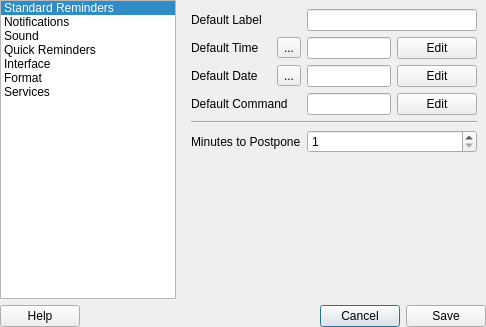
The window that data/ui/PreferencesDialog.ui (eu21/remindor-qt) describes before a commit, drawn with Qt 5.
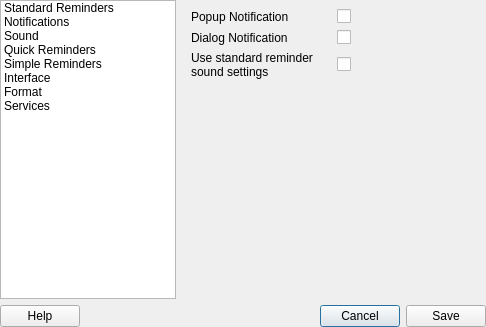
The same window after the commit. The open tabs and pages were chosen to show the change. Icons and pictures are not drawn.

Commit message: Added simple reminder prefs

```diff
--- a/data/ui/PreferencesDialog.ui
+++ b/data/ui/PreferencesDialog.ui
@@ -101,7 +101,7 @@
          </size>
         </property>
         <property name="currentRow">
-         <number>0</number>
+         <number>-1</number>
         </property>
         <item>
          <property name="text">
@@ -123,6 +123,11 @@
           <string>Quick Reminders</string>
          </property>
         </item>
+        <item>
+         <property name="text">
+          <string>Simple Reminders</string>
+         </property>
+        </item>
         <item>
          <property name="text">
           <string>Interface</string>
@@ -607,6 +612,66 @@
           </item>
          </layout>
         </widget>
+        <widget class="QWidget" name="simple_page">
+         <layout class="QGridLayout" name="gridLayout_9">
+          <item row="0" column="0">
+           <widget class="QLabel" name="simple_popup_label">
+            <property name="text">
+             <string>Popup Notification</string>
+            </property>
+           </widget>
+          </item>
+          <item row="1" column="0">
+           <widget class="QLabel" name="simple_dialog_label">
+            <property name="text">
+             <string>Dialog Notification</string>
+            </property>
+           </widget>
+          </item>
+          <item row="2" column="1">
+           <widget class="QCheckBox" name="simple_sound_check">
+            <property name="text">
+             <string/>
+            </property>
+           </widget>
+          </item>
+          <item row="1" column="1">
+           <widget class="QCheckBox" name="simple_dialog_check">
+            <property name="text">
+             <string/>
+            </property>
+           </widget>
+          </item>
+          <item row="2" column="0">
+           <widget class="QLabel" name="simple_sound_label">
+            <property name="text">
+             <string>Use standard reminder
+sound settings</string>
+            </property>
+           </widget>
+          </item>
+          <item row="0" column="1">
+           <widget class="QCheckBox" name="simple_popup_check">
+            <property name="text">
+             <string/>
+            </property>
+           </widget>
+          </item>
+          <item row="3" column="0" colspan="2">
+           <spacer name="verticalSpacer_2">
+            <property name="orientation">
+             <enum>Qt::Vertical</enum>
+            </property>
+            <property name="sizeHint" stdset="0">
+             <size>
+              <width>20</width>
+              <height>40</height>
+             </size>
+            </property>
+           </spacer>
+          </item>
+         </layout>
+        </widget>
         <widget class="QWidget" name="interface_page">
          <layout class="QGridLayout" name="gridLayout_5">
           <item row="6" column="1">
```
The commit also changes 1 other file.
